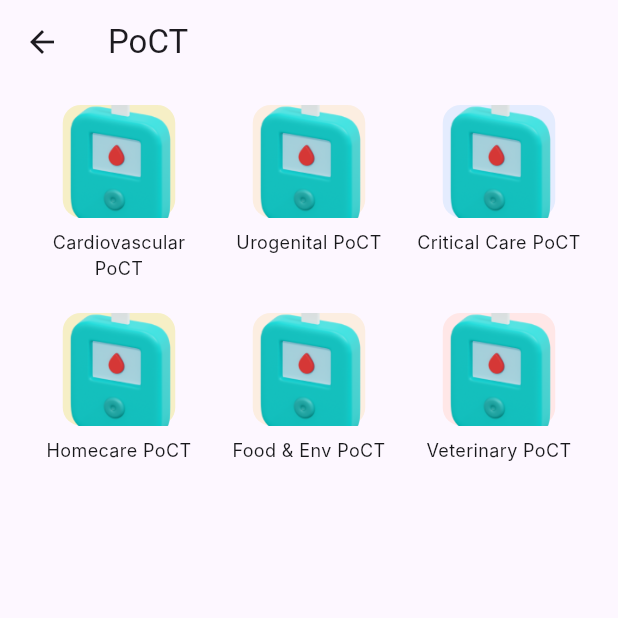
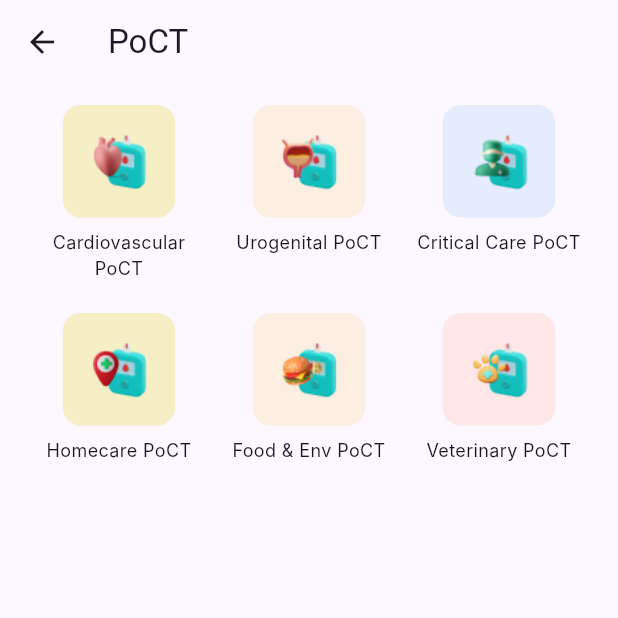
Before and after one commit to CreatorB/flutter-medmap, a Flutter app: the PoCT screen opened directly, on a phone screen of 412 x 824 dp, the top half of it. Run offline on Flutter 3.47's test engine with Material 3 defaults, Android fonts, the phone set to English and light mode, and no system bars; our stand-ins replace bloc, dio, equatable, flutter_bloc, flutter_cache_manager, flutter_image_compress and 6 more; missing offline and left inert: back_button_interceptor, flutter_pdfview, navbar_router, omega_dio_logger, pretty_http_logger; accounts and stored records are empty; Roboto replaces fonts that are missing (Inter); project files that could hold a hidden picture were left out.

Commit message:
:star2: updated icon poct

```diff
--- a/lib/views/dashboard.dart
+++ b/lib/views/dashboard.dart
@@ -245,7 +245,7 @@ class _DashboardState extends State<Dashboard> {
                           // Utils.openPDFFromAssets(
                           //     context, 'assets/pdfs/content_service.pdf');
                         },
-                        iconPath: 'assets/icons/ic_services.png',
+                        iconPath: 'assets/icons/ic_poct.png',
                         title:
                             AppLocalizations.of(context)!.translate('poct'),
                         backgroundColor: Color(0xFFE3F3EA),
--- a/lib/views/poct.dart
+++ b/lib/views/poct.dart
@@ -26,31 +26,31 @@ class _MyState extends State<PoCT> {
       'id': '1390',
     },
     {
-      'image': 'assets/icons/ic_cardio.png',
+      'image': 'assets/icons/ic_urogenital.png',
       'title': 'Urogenital PoCT',
       'color': Color(0xFFFCEEE1),
       'id': '1391',
     },
     {
-      'image': 'assets/icons/ic_cardio.png',
+      'image': 'assets/icons/ic_critical.png',
       'title': 'Critical Care PoCT',
       'color': Color(0xFFE4ECFE),
       'id': '1393',
     },
     {
-      'image': 'assets/icons/ic_cardio.png',
+      'image': 'assets/icons/ic_homecare.png',
       'title': 'Homecare PoCT',
       'color': Color(0xFFF6EFC6),
       'id': '1392',
     },
     {
-      'image': 'assets/icons/ic_cardio.png',
+      'image': 'assets/icons/ic_food.png',
       'title': 'Food & Env PoCT',
       'color': Color(0xFFFCEEE1),
       'id': '1394',
     },
     {
-      'image': 'assets/icons/ic_cardio.png',
+      'image': 'assets/icons/ic_veterinary.png',
       'title': 'Veterinary PoCT',
       'color': Color(0xFFFFE7E7),
       'id': '1395',
```
Also changed, not shown: assets/icons/ic_cardio.png, assets/icons/ic_critical.png (added), assets/icons/ic_food.png (added), assets/icons/ic_homecare.png (added), assets/icons/ic_poct.png (added), assets/icons/ic_urogenital.png (added), assets/icons/ic_veterinary.png (added), 2 other files.
